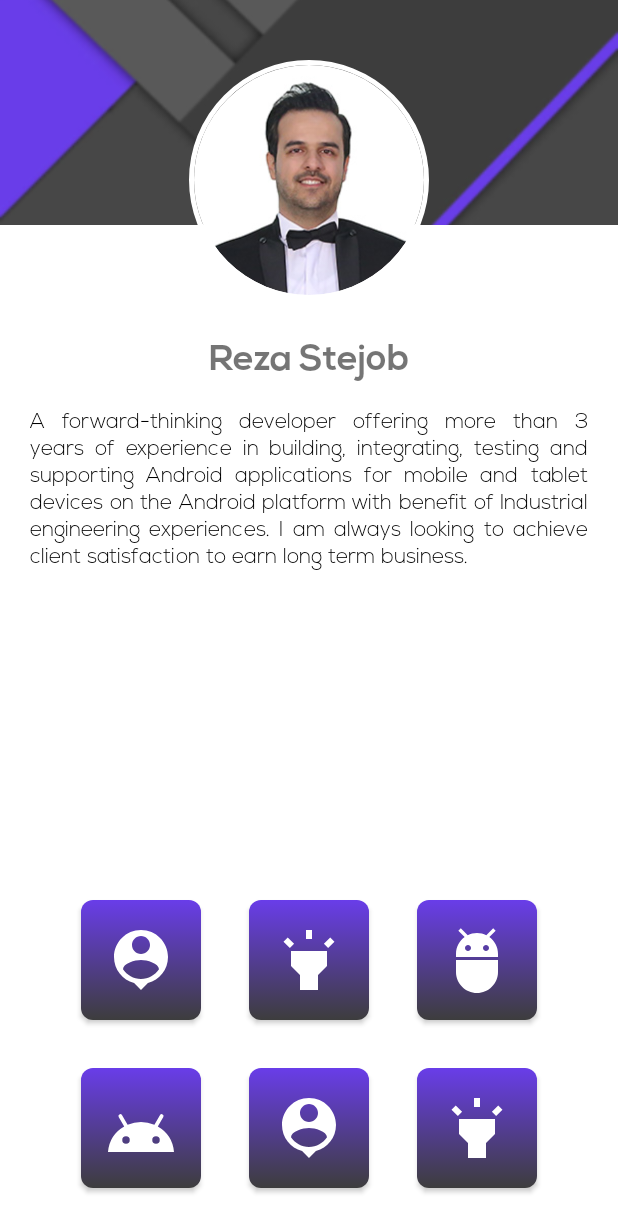
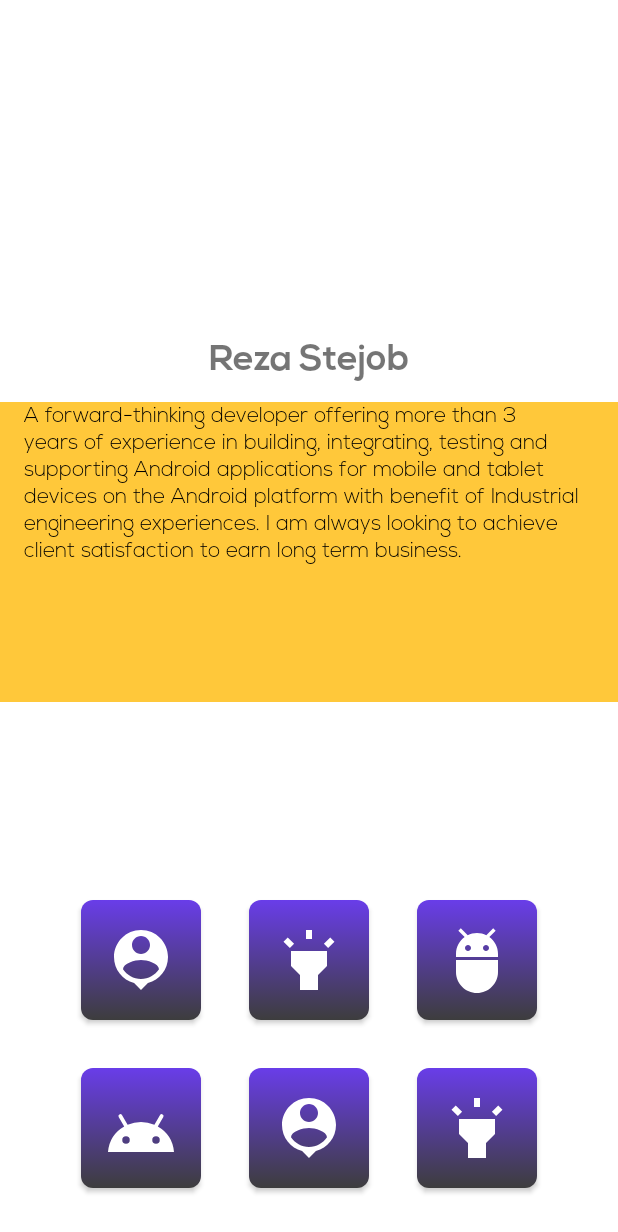
Before and after one commit to Stejob/Resume, an Android app: the MainActivity screen opened directly, with no data from a screen before it, on a phone screen of 412 x 824 dp. Shown: the top 1232 px of the screen. Run offline under Robolectric (Android 15) with nearby library versions, the phone set to English and light mode, and no system bars; our stand-ins replace CircleImageView, data binding; 2 statements that could not run were skipped.

Commit message:
MyResume001127

```diff
--- a/app/src/main/AndroidManifest.xml
+++ b/app/src/main/AndroidManifest.xml
@@ -10,7 +10,7 @@
         android:supportsRtl="true"
         android:theme="@style/Theme.MyResume">
         <activity
-            android:name=".SplashActivity"
+            android:name=".views.activities.SplashActivity"
             android:exported="true">
             <intent-filter>
                 <action android:name="android.intent.action.MAIN" />
@@ -20,7 +20,7 @@
         </activity>
 
         <activity
-            android:name=".MainActivity"
+            android:name=".views.activities.MainActivity"
             android:exported="true">
 
         </activity>
--- /dev/null
+++ b/app/src/main/java/com/example/myresume/adapters/FragmentViewPagerAdapter.java
@@ -0,0 +1,33 @@
+package com.example.myresume.adapters;
+
+import androidx.annotation.NonNull;
+import androidx.fragment.app.Fragment;
+import androidx.fragment.app.FragmentActivity;
+import androidx.viewpager2.adapter.FragmentStateAdapter;
+
+import com.example.myresume.views.fragments.CareerFragment;
+import com.example.myresume.views.fragments.HighlightsFragment;
+
+public class FragmentViewPagerAdapter extends FragmentStateAdapter {
+
+    public FragmentViewPagerAdapter(@NonNull FragmentActivity fragmentActivity) {
+        super(fragmentActivity);
+    }
+
+    @NonNull
+    @Override
+    public Fragment createFragment(int position) {
+        switch (position){
+            case 0:
+                return new CareerFragment();
+            case 1:
+                return new HighlightsFragment();
+        }
+        return new CareerFragment();
+    }
+
+    @Override
+    public int getItemCount() {
+        return 2;
+    }
+}
--- /dev/null
+++ b/app/src/main/java/com/example/myresume/interfaces/OnMainActButtonClicks.java
@@ -0,0 +1,5 @@
+package com.example.myresume.interfaces;
+
+public interface OnMainActButtonClicks {
+    public void onMainActBtnClicked (int id);
+}
--- a/app/src/main/java/com/example/myresume/MainActivity.java
+++ b/app/src/main/java/com/example/myresume/views/activities/MainActivity.java
@@ -1,18 +1,31 @@
-package com.example.myresume;
+package com.example.myresume.views.activities;
 
 import androidx.appcompat.app.AppCompatActivity;
+import androidx.databinding.DataBindingUtil;
+import androidx.viewpager2.widget.ViewPager2;
 
 import android.content.Intent;
 import android.net.Uri;
 import android.os.Bundle;
 import android.view.View;
 
-public class MainActivity extends AppCompatActivity {
+import com.example.myresume.R;
+import com.example.myresume.adapters.FragmentViewPagerAdapter;
+import com.example.myresume.databinding.ActivityMainBinding;
+import com.example.myresume.interfaces.OnMainActButtonClicks;
 
+public class MainActivity extends AppCompatActivity implements OnMainActButtonClicks {
+
+    ActivityMainBinding mBinding;
+    FragmentViewPagerAdapter viewPagerAdapter;
+    ViewPager2 viewPager;
     @Override
     protected void onCreate(Bundle savedInstanceState) {
         super.onCreate(savedInstanceState);
-        setContentView(R.layout.activity_main);
+        mBinding = DataBindingUtil.setContentView(this, R.layout.activity_main);
+        viewPagerAdapter = new FragmentViewPagerAdapter(this);
+        mBinding.viewPager.setAdapter(viewPagerAdapter);
+
     }
 
     public void callMe(View view) {
@@ -35,4 +48,8 @@ public class MainActivity extends AppCompatActivity {
     }
 
 
+    @Override
+    public void onMainActBtnClicked(int id) {
+
+    }
 }
--- /dev/null
+++ b/app/src/main/java/com/example/myresume/views/fragments/CareerFragment.java
@@ -0,0 +1,66 @@
+package com.example.myresume.views.fragments;
+
+import android.os.Bundle;
+
+import androidx.fragment.app.Fragment;
+
+import android.view.LayoutInflater;
+import android.view.View;
+import android.view.ViewGroup;
+
+import com.example.myresume.R;
+
+/**
+ * A simple {@link Fragment} subclass.
+ * Use the {@link CareerFragment#newInstance} factory method to
+ * create an instance of this fragment.
+ */
+public class CareerFragment extends Fragment {
+
+    // TODO: Rename parameter arguments, choose names that match
+    // the fragment initialization parameters, e.g. ARG_ITEM_NUMBER
+    private static final String ARG_PARAM1 = "param1";
+    private static final String ARG_PARAM2 = "param2";
+
+    // TODO: Rename and change types of parameters
+    private String mParam1;
+    private String mParam2;
+
+    public CareerFragment() {
+        // Required empty public constructor
+    }
+
+    /**
+     * Use this factory method to create a new instance of
+     * this fragment using the provided parameters.
+     *
+     * @param param1 Parameter 1.
+     * @param param2 Parameter 2.
+     * @return A new instance of fragment CareerFragment.
+     */
+    // TODO: Rename and change types and number of parameters
+    public static CareerFragment newInstance(String param1, String param2) {
+        CareerFragment fragment = new CareerFragment();
+        Bundle args = new Bundle();
+        args.putString(ARG_PARAM1, param1);
+        args.putString(ARG_PARAM2, param2);
+        fragment.setArguments(args);
+        return fragment;
+    }
+
+    @Override
+    public void onCreate(Bundle savedInstanceState) {
+        super.onCreate(savedInstanceState);
+        if (getArguments() != null) {
+            mParam1 = getArguments().getString(ARG_PARAM1);
+            mParam2 = getArguments().getString(ARG_PARAM2);
+        }
+    }
+
+    @Override
+    public View onCreateView(LayoutInflater inflater, ViewGroup container,
+                             Bundle savedInstanceState) {
+        // Inflate the layout for this fragment
+        return inflater.inflate(R.layout.fragment_career, container, false);
+    }
+}
--- a/app/src/main/res/layout/activity_main.xml
+++ b/app/src/main/res/layout/activity_main.xml
@@ -1,12 +1,16 @@
 <?xml version="1.0" encoding="utf-8"?>
-<RelativeLayout xmlns:android="http://schemas.android.com/apk/res/android"
+<layout xmlns:android="http://schemas.android.com/apk/res/android"
     xmlns:app="http://schemas.android.com/apk/res-auto"
-    xmlns:tools="http://schemas.android.com/tools"
+    xmlns:tools="http://schemas.android.com/tools">
+    <data>
+        <variable name="utils" type="com.example.myresume.utils.UniversalUtils"/>
+    </data>
+    <RelativeLayout
         android:layout_width="match_parent"
         android:layout_height="match_parent"
         android:orientation="vertical"
         android:layoutDirection="ltr"
-    tools:context=".MainActivity">
+        tools:context=".views.activities.MainActivity">
 
         <ImageView
             android:id="@+id/header_cover_image"
@@ -14,25 +18,22 @@
             android:layout_height="150dp"
             android:background="?attr/selectableItemBackgroundBorderless"
             android:scaleType="centerCrop"
-        android:src="@drawable/nav_menu_header_bg_blue"
-        app:srcCompat="@drawable/nav_menu_header_bg_blue" />
+            app:imageUrl="@{utils.mainActHeaderImageUrl}" />
 
-    <de.hdodenhof.circleimageview.CircleImageView
-        xmlns:app="http://schemas.android.com/apk/res-auto"
-        android:clickable="true"
-        app:civ_border_width="3dp"
-        app:civ_border_color="#FFFFFFFF"
+        <de.hdodenhof.circleimageview.CircleImageView xmlns:app="http://schemas.android.com/apk/res-auto"
             android:id="@+id/profile_pic"
             android:layout_width="200dp"
             android:layout_height="200dp"
             android:layout_below="@+id/header_cover_image"
             android:layout_centerHorizontal="true"
             android:layout_marginTop="-130dp"
+            android:clickable="true"
             android:elevation="5dp"
             android:padding="20dp"
             android:scaleType="centerCrop"
-        android:src="@drawable/reza" >
-    </de.hdodenhof.circleimageview.CircleImageView>
+            app:imageUrl="@{utils.mainActMyImageUrl}"
+            app:civ_border_color="#FFFFFFFF"
+            app:civ_border_width="3dp"></de.hdodenhof.circleimageview.CircleImageView>
 
         <TextView
             android:id="@+id/name"
@@ -48,7 +49,15 @@
             android:fontFamily="@font/nexa_bold"
             android:textSize="@dimen/text_size_large" />
 
-    <LinearLayout
+        <androidx.viewpager2.widget.ViewPager2
+            android:layout_width="match_parent"
+            android:layout_height="200dp"
+            android:layout_below="@id/name"
+            android:id="@+id/view_pager">
+
+        </androidx.viewpager2.widget.ViewPager2>
+
+        <!--<LinearLayout
             android:layout_width="match_parent"
             android:layout_height="wrap_content"
             android:layout_marginLeft="@dimen/margin_app_large"
@@ -109,7 +118,7 @@
                 android:onClick="locateMe"
                 android:visibility="gone" />
 
-    </LinearLayout>
+        </LinearLayout>-->
 
         <LinearLayout
             android:layout_width="match_parent"
@@ -203,3 +212,4 @@
 
 
     </RelativeLayout>
+</layout>
--- /dev/null
+++ b/app/src/main/res/layout/fragment_career.xml
@@ -0,0 +1,24 @@
+<?xml version="1.0" encoding="utf-8"?>
+<FrameLayout xmlns:android="http://schemas.android.com/apk/res/android"
+    xmlns:tools="http://schemas.android.com/tools"
+    android:layout_width="match_parent"
+    android:layout_height="match_parent"
+    tools:context=".views.fragments.CareerFragment"
+    android:background="@color/career_fragment_bg">
+
+    <androidx.core.widget.NestedScrollView
+        android:layout_width="match_parent"
+        android:layout_height="match_parent">
+        <TextView
+            android:layout_width="match_parent"
+            android:layout_height="match_parent"
+            android:text="@string/career_objective"
+            android:textColor="@color/black"
+            android:layout_marginStart="@dimen/margin_app_large"
+            android:layout_marginEnd="@dimen/margin_app_large"
+            android:lineSpacingExtra="@dimen/line_spacing"/>
+
+    </androidx.core.widget.NestedScrollView>
+
+
+</FrameLayout>
--- a/app/src/main/res/values/colors.xml
+++ b/app/src/main/res/values/colors.xml
@@ -19,4 +19,6 @@
 
     <color name="btn_state_pressed_yellow_light">#FFEB3B</color>
     <color name="btn_state_pressed_yellow_dark">#FFC107</color>
+    <color name="career_fragment_bg">#FFC83A</color>
+    <color name="highlights_fragment_bg">#BEFF25</color>
 </resources>
--- a/app/src/main/res/values/strings.xml
+++ b/app/src/main/res/values/strings.xml
@@ -9,4 +9,7 @@
     <string name="location_on_map" formatted="false">>https://www.google.com/maps/place/Villa+Wangsamas,+Taman+Sri+Rampai,+53300+Kuala+Lumpur,+Wilayah+Persekutuan+Kuala+Lumpur,+Malaysia/@3.1947363,101.7338672,17z/data=!3m1!4b1!4m5!3m4!1s0x31cc3826af2655ff:0x7752a07ffa177d71!8m2!3d3.1947363!4d101.7360559</string>
     <string name="career_objective">A forward-thinking developer offering more than 3 years of experience in building, integrating, testing and supporting Android applications for  mobile and tablet devices on the Android platform with benefit of Industrial engineering experiences. I am always looking to achieve client  satisfaction to earn long term business.</string>
     <string name="highlights">"- Created 6+ fully functional applications for Android devices \n- Experienced in PHP in order to creating databases and APIs related  to applications \n- Extensive expertise in applying industrial engineering methods for the management and control of android development projects \n- Known for writing efficient, maintainable and reusable code \n- Proficient in design, data structures, problem-solving, and debugging \n- Expert in the interaction between various devices and versions  of Android "</string>
+    <string name="txt_splash_act">" Stejob  "</string>
+    <!-- TODO: Remove or change this placeholder text -->
+    <string name="hello_blank_fragment">Hello blank fragment</string>
 </resources>
```
Also changed, not shown: app/build.gradle (+10 -0 lines), app/src/main/java/com/example/myresume/databinding/GlideBindingAdapter.java (added, +37 -0 lines), app/src/main/java/com/example/myresume/utils/UniversalUtils.java (added, +9 -0 lines), app/src/main/java/com/example/myresume/views/activities/SplashActivity.java (renamed from app/src/main/java/com/example/myresume/SplashActivity.java, +13 -20 lines), app/src/main/java/com/example/myresume/views/fragments/HighlightsFragment.java (added, +66 -0 lines), app/src/main/res/layout/activity_splash.xml (+8 -4 lines), app/src/main/res/layout/fragment_highlights.xml (added, +26 -0 lines). Lines whose indentation alone changed are shown as unchanged.
